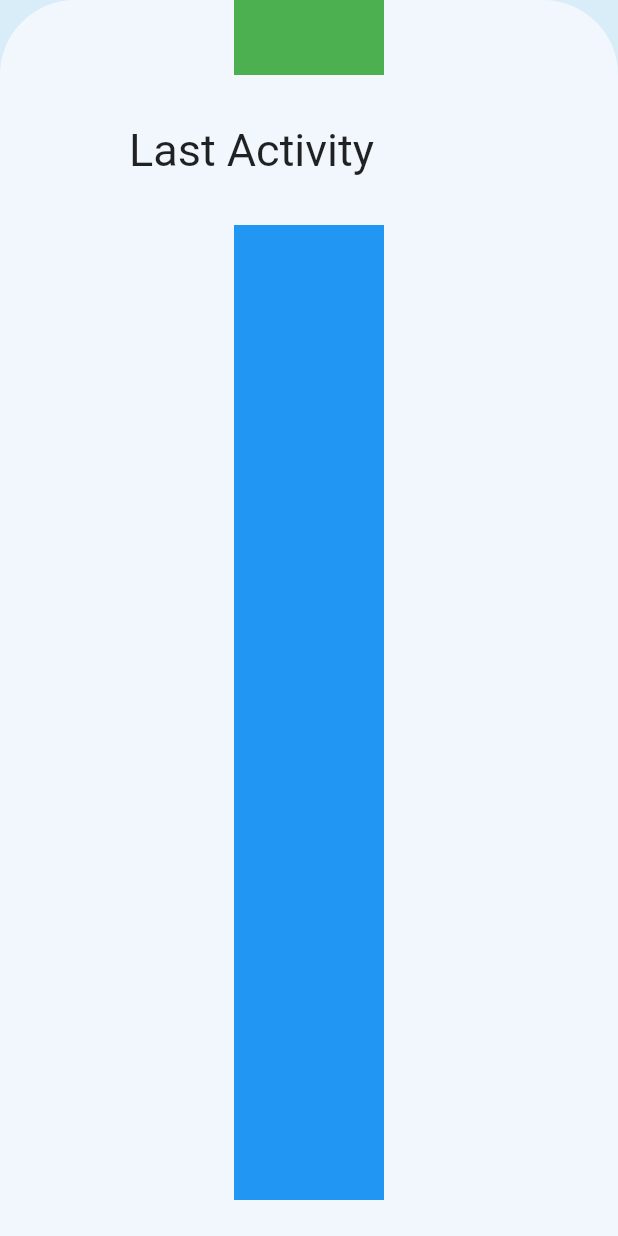
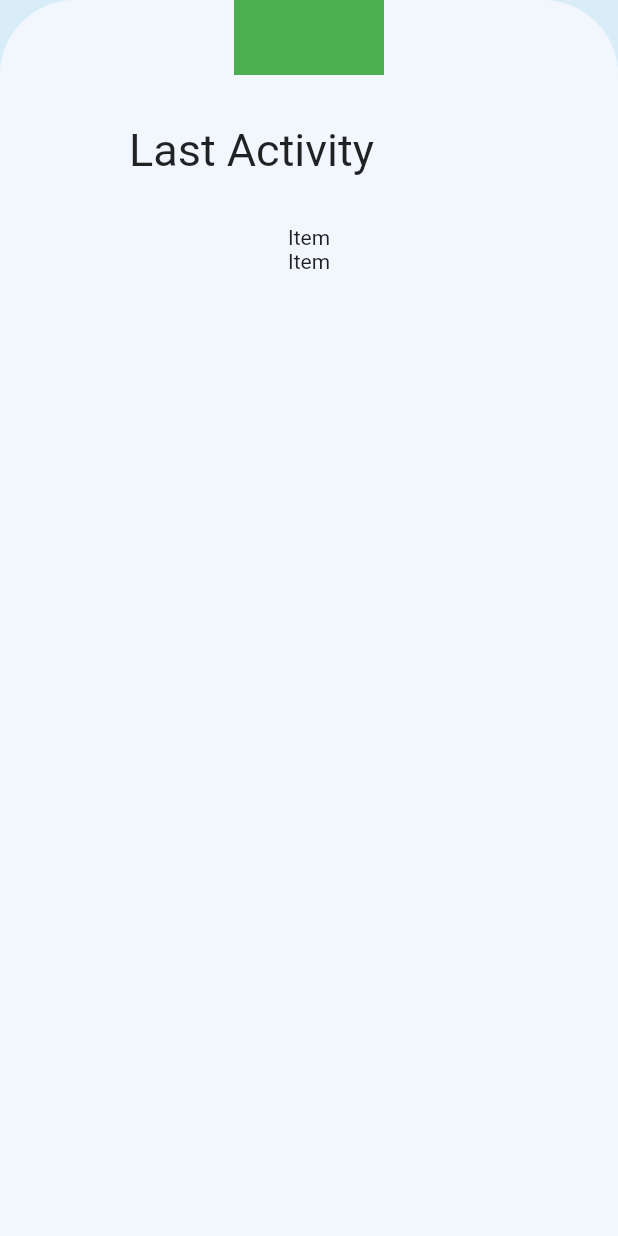
Before and after one commit to nasawz/filemanager_flutter_ui, a Flutter app: the screen it shows after launch, on a phone screen of 412 x 824 dp. Run offline on Flutter 3.47's test engine with Material 2 defaults, Android fonts, the phone set to English and light mode, and no system bars; our stand-ins replace flutter_svg, get; Roboto replaces fonts that are missing (SFProDisplay-Semibold).

Commit message:
feat: add activity item

```diff
--- /dev/null
+++ b/lib/app/modules/activity/views/activity_item.dart
@@ -0,0 +1,17 @@
+import 'package:flutter/material.dart';
+
+class ActivityItem extends StatelessWidget {
+  @override
+  Widget build(BuildContext context) {
+    return Column(
+      children: [
+        Container(
+          child: Text('Item'),
+        ),
+        Container(
+          child: Text('Item'),
+        ),
+      ],
+    );
+  }
+}
--- a/lib/app/modules/activity/views/activity_view.dart
+++ b/lib/app/modules/activity/views/activity_view.dart
@@ -5,6 +5,7 @@ import 'package:flutter/services.dart';
 import 'package:get/get.dart';
 
 import '../controllers/activity_controller.dart';
+import './activity_item.dart';
 
 class ActivityView extends GetView<ActivityController> {
   @override
@@ -59,8 +60,8 @@ class ActivityView extends GetView<ActivityController> {
                       ),
                       Container(
                         height: 650,
-                        width: 100,
-                        color: Colors.blue,
+                        width: double.infinity,
+                        child: ActivityItem(),
                       ),
                     ],
                   ),
```
